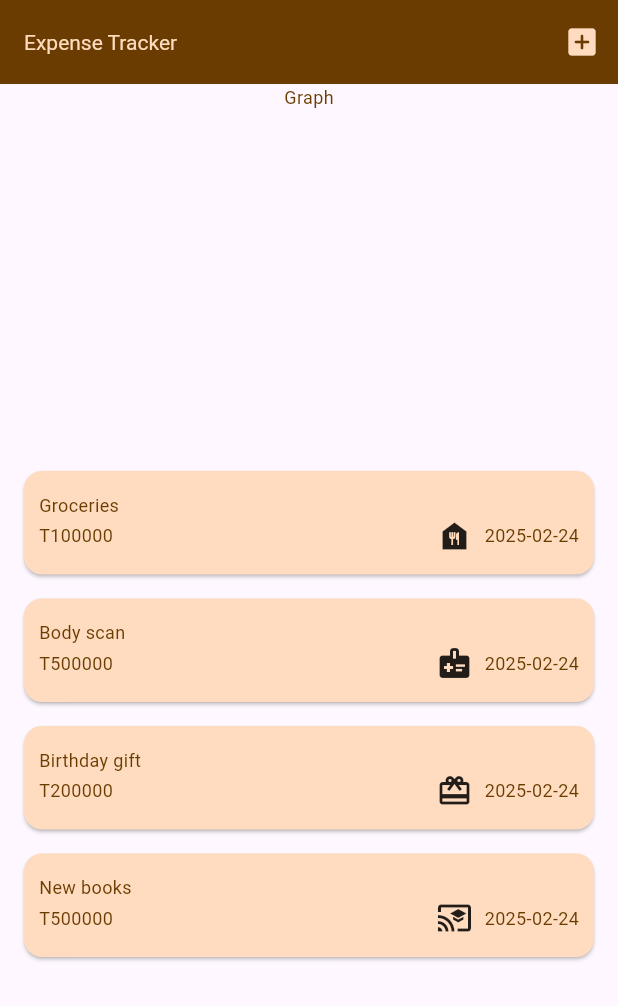
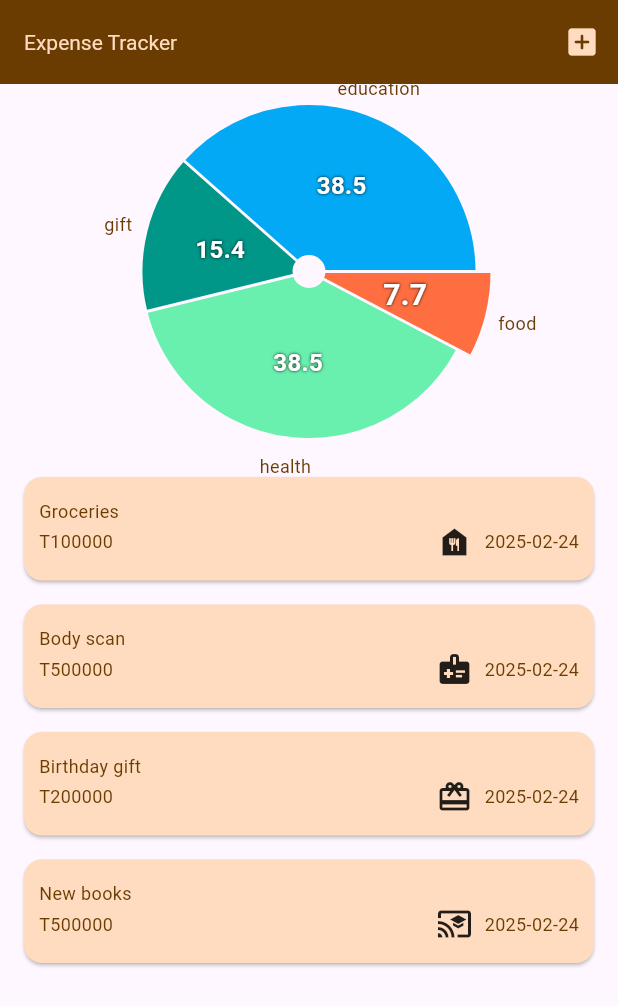
Before and after one commit to Tuvshinbayar-hub/expense-tracker, a Flutter app: the screen it shows after launch, on a phone screen of 412 x 824 dp. Shown: the top 1006 px of the screen. Run offline on Flutter 3.47's test engine with Material 3 defaults, Android fonts, the phone set to English and light mode, and no system bars; drawn by our look-alikes of fl_chart; missing offline and left inert: dart:ffi.

Commit message:
partially implemented graph

```diff
--- a/lib/models/expense.dart
+++ b/lib/models/expense.dart
@@ -23,6 +23,16 @@ const icons = {
   ExpenseCategory.rent: Icons.house
 };
 
+const colors = {
+  ExpenseCategory.education: Colors.lightBlue,
+  ExpenseCategory.food: Colors.deepOrangeAccent,
+  ExpenseCategory.gift: Colors.teal,
+  ExpenseCategory.health: Colors.greenAccent,
+  ExpenseCategory.investment: Colors.deepPurpleAccent,
+  ExpenseCategory.leisure: Colors.indigo,
+  ExpenseCategory.rent: Colors.redAccent
+};
+
 class Expense {
   Expense(this.title, this.amount, this.date, this.category) : id = uuid.v4();
   final String id;
@@ -30,7 +40,12 @@ class Expense {
   final int amount;
   final DateTime date;
   final ExpenseCategory category;
+
   Icon get icon {
     return Icon(icons[category]);
   }
+
+  ColorSwatch<int> get color {
+    return colors[category]!;
+  }
 }
--- /dev/null
+++ b/lib/models/expense_bucket.dart
@@ -0,0 +1,48 @@
+import 'dart:ffi';
+
+import 'package:expense_tracker/models/expense.dart';
+import 'package:flutter/foundation.dart';
+
+class ExpenseBucket {
+  ExpenseBucket({required this.expenses});
+
+  final List<Expense> expenses;
+
+  int get totalExpenses {
+    int sum = 0;
+
+    for (var expense in expenses) {
+      sum += expense.amount;
+    }
+
+    return sum;
+  }
+
+  double getPercentByCategory(category) {
+    int categorizedSum = 0;
+
+    for (var expense in expenses) {
+      if (expense.category != category) {
+        continue;
+      }
+
+      categorizedSum += expense.amount;
+    }
+
+    return ((categorizedSum / totalExpenses * 1000).round()) / 10;
+  }
+
+  int get totalCategoryCount {
+    List<ExpenseCategory> categories = [];
+
+    for (var expense in expenses) {
+      if (categories.contains(expense.category)) {
+        continue;
+      }
+
+      categories.add(expense.category);
+    }
+
+    return categories.length;
+  }
+}
--- a/lib/widgets/expenses.dart
+++ b/lib/widgets/expenses.dart
@@ -6,7 +6,6 @@ import 'package:flutter/material.dart';
 
 class Expenses extends StatefulWidget {
   const Expenses({super.key});
-
   @override
   State<Expenses> createState() {
     return _ExpensesState();
@@ -20,11 +19,13 @@ class _ExpensesState extends State<Expenses> {
     Expense("Birthday gift", 200000, DateTime.now(), ExpenseCategory.gift),
     Expense("New books", 500000, DateTime.now(), ExpenseCategory.education),
   ];
+  int? removedExpenseIndex;
+  Expense? removedExpense;
 
-  SnackBar showSnackBar() {
+  SnackBar get snackBar {
     final snackBar = SnackBar(
-      content: Text('test'),
-      action: SnackBarAction(label: 'Undo', onPressed: () {}),
+      content: Text("You've deleted an expense"),
+      action: SnackBarAction(label: 'Undo', onPressed: _undoDelete),
     );
 
     return snackBar;
@@ -44,10 +45,28 @@ class _ExpensesState extends State<Expenses> {
   }
 
   void _onDelete(Expense expense) {
+    _registerDeletedExpense(expense);
     _deleteExpenseData(expense);
+    _showSnackBar();
   }
 
-  void _showSnackBar() {}
+  void _showSnackBar() {
+    ScaffoldMessenger.of(context).showSnackBar(snackBar);
+  }
+
+  void _registerDeletedExpense(expense) {
+    removedExpenseIndex = expensesData.indexOf(expense);
+    removedExpense = expense;
+  }
+
+  void _undoDelete() {
+    setState(() {
+      if (removedExpense == null || removedExpenseIndex == null) {
+        return;
+      }
+      expensesData.insert(removedExpenseIndex!, removedExpense!);
+    });
+  }
 
   void _deleteExpenseData(Expense expense) {
     setState(() {
@@ -67,7 +86,12 @@ class _ExpensesState extends State<Expenses> {
       ),
       body: Column(
         children: [
-          Graph(),
+          Graph(
+            expenses: expensesData,
+          ),
+          SizedBox(
+            height: 4,
+          ),
           Expanded(
             child: ExpenseList(
               expenses: expensesData,
--- a/lib/widgets/graph.dart
+++ b/lib/widgets/graph.dart
@@ -1,7 +1,10 @@
+import 'package:expense_tracker/models/expense.dart';
+import 'package:expense_tracker/widgets/graph/expense_chart.dart';
 import 'package:flutter/material.dart';
 
 class Graph extends StatefulWidget {
-  const Graph({super.key});
+  const Graph({super.key, required this.expenses});
+  final List<Expense> expenses;
 
   @override
   State<Graph> createState() {
@@ -14,7 +17,9 @@ class _Graph extends State<Graph> {
   Widget build(BuildContext context) {
     return SizedBox(
       height: 250,
-      child: Text('Graph'),
+      child: ExpenseChart(
+        expenses: widget.expenses,
+      ),
     );
   }
 }
--- /dev/null
+++ b/lib/widgets/graph/expense_chart.dart
@@ -0,0 +1,159 @@
+import 'package:expense_tracker/models/expense.dart';
+import 'package:flutter/material.dart';
+import 'package:fl_chart/fl_chart.dart';
+import 'package:expense_tracker/models/expense_bucket.dart';
+// import 'package:fl_chart_app/presentation';
+
+class ExpenseChart extends StatefulWidget {
+  const ExpenseChart({super.key, required this.expenses});
+  final List<Expense> expenses;
+
+  @override
+  State<ExpenseChart> createState() {
+    return _ExpenseChart();
+  }
+}
+
+class _ExpenseChart extends State<ExpenseChart> {
+  int touchedIndex = 0;
+  @override
+  Widget build(BuildContext context) {
+    return Padding(
+      padding: EdgeInsets.all(4),
+      child: AspectRatio(
+          aspectRatio: 1.3,
+          child: AspectRatio(
+            aspectRatio: 1,
+            child: PieChart(
+              PieChartData(
+                borderData: FlBorderData(
+                    // show: false
+                    ),
+                // sectionsSpace: 0,
+                sections: showingSections(),
+              ),
+            ),
+          )),
+    );
+  }
+
+  // this should be generated dynamically
+  // also should be badger if possible
+
+  List<PieChartSectionData> showingSections() {
+    var expenses = widget.expenses;
+    var expenseBucket = ExpenseBucket(expenses: widget.expenses);
+
+    return List.generate(expenseBucket.totalCategoryCount, (i) {
+      final isTouched = i == touchedIndex;
+      final fontSize = isTouched ? 20.0 : 16.0;
+      final radius = isTouched ? 110.0 : 100.0;
+      final widgetSize = isTouched ? 55.0 : 40.0;
+      const shadows = [Shadow(color: Colors.black, blurRadius: 2)];
+
+      return PieChartSectionData(
+        color: expenses[i].color,
+        value: expenseBucket.getPercentByCategory(expenses[i].category),
+        // title: expenses[i].category.name,
+        radius: radius,
+        titleStyle: TextStyle(
+          fontSize: fontSize,
+          fontWeight: FontWeight.bold,
+          color: const Color(0xffffffff),
+          shadows: shadows,
+        ),
+        // badgeWidget: _Badge(
+        //   'assets/icons/librarian-svgrepo-com.svg',
+        //   size: widgetSize,
+        //   borderColor: AppColors.contentColorBlack,
+        // ),
+        badgeWidget: Text(expenses[i].category.name),
+        badgePositionPercentageOffset: 1.2,
+      );
+
+      switch (i) {
+        case 0:
+          return PieChartSectionData(
+            // color: AppColors.contentColorBlue,
+            color: Colors.purple,
+            value: 40,
+            title: '40%',
+            radius: radius,
+            titleStyle: TextStyle(
+              fontSize: fontSize,
+              fontWeight: FontWeight.bold,
+              color: const Color(0xffffffff),
+              shadows: shadows,
+            ),
+            // badgeWidget: _Badge(
+            //   'assets/icons/ophthalmology-svgrepo-com.svg',
+            //   size: widgetSize,
+            //   borderColor: AppColors.contentColorBlack,
+            // ),
+            badgePositionPercentageOffset: .98,
+          );
+        case 1:
+          return PieChartSectionData(
+            // color: AppColors.contentColorYellow,
+            color: Colors.redAccent,
+            value: 30,
+            title: '30%',
+            radius: radius,
+            titleStyle: TextStyle(
+              fontSize: fontSize,
+              fontWeight: FontWeight.bold,
+              color: const Color(0xffffffff),
+              shadows: shadows,
+            ),
+            // badgeWidget: _Badge(
+            //   'assets/icons/librarian-svgrepo-com.svg',
+            //   size: widgetSize,
+            //   borderColor: AppColors.contentColorBlack,
+            // ),
+            badgePositionPercentageOffset: .98,
+          );
+        case 2:
+          return PieChartSectionData(
+            // color: AppColors.contentColorPurple,
+            color: Colors.amber,
+            value: 16,
+            title: '16%',
+            radius: radius,
+            titleStyle: TextStyle(
+              fontSize: fontSize,
+              fontWeight: FontWeight.bold,
+              color: const Color(0xffffffff),
+              shadows: shadows,
+            ),
+            // badgeWidget: _Badge(
+            //   'assets/icons/fitness-svgrepo-com.svg',
+            //   size: widgetSize,
+            //   borderColor: AppColors.contentColorBlack,
+            // ),
+            badgePositionPercentageOffset: .98,
+          );
+        case 3:
+          return PieChartSectionData(
+            // color: AppColors.contentColorGreen,
+            value: 15,
+            title: '15%',
+            radius: radius,
+            titleStyle: TextStyle(
+              fontSize: fontSize,
+              fontWeight: FontWeight.bold,
+              color: const Color(0xffffffff),
+              shadows: shadows,
+            ),
+            // badgeWidget: _Badge(
+            //   'assets/icons/worker-svgrepo-com.svg',
+            //   size: widgetSize,
+            //   borderColor: AppColors.contentColorBlack,
+            // ),
+            badgePositionPercentageOffset: .98,
+          );
+        default:
+          throw Exception('Oh no');
+      }
+    });
+  }
+}
--- a/pubspec.yaml
+++ b/pubspec.yaml
@@ -35,6 +35,7 @@ dependencies:
   # Use with the CupertinoIcons class for iOS style icons.
   cupertino_icons: ^1.0.8
   uuid: ^4.5.1
+  fl_chart: ^0.70.2
 
 dev_dependencies:
   flutter_test:
```
Also changed, not shown: pubspec.lock.
